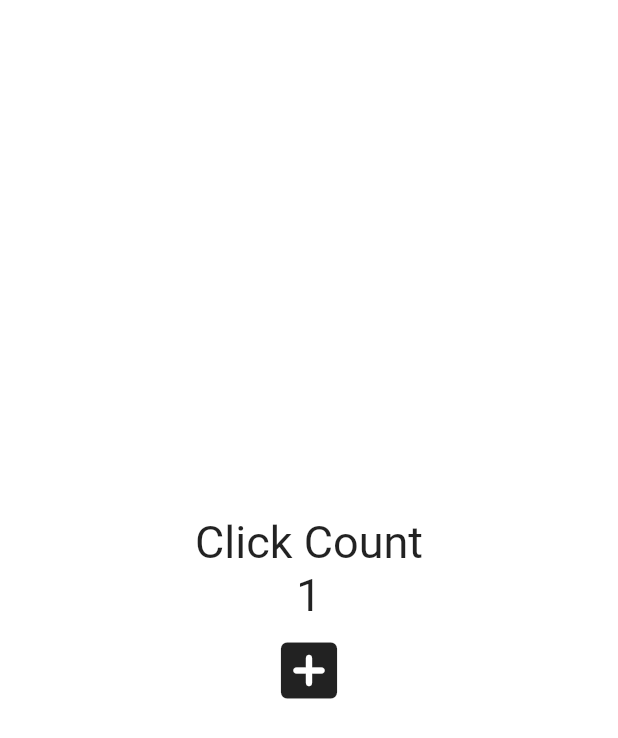
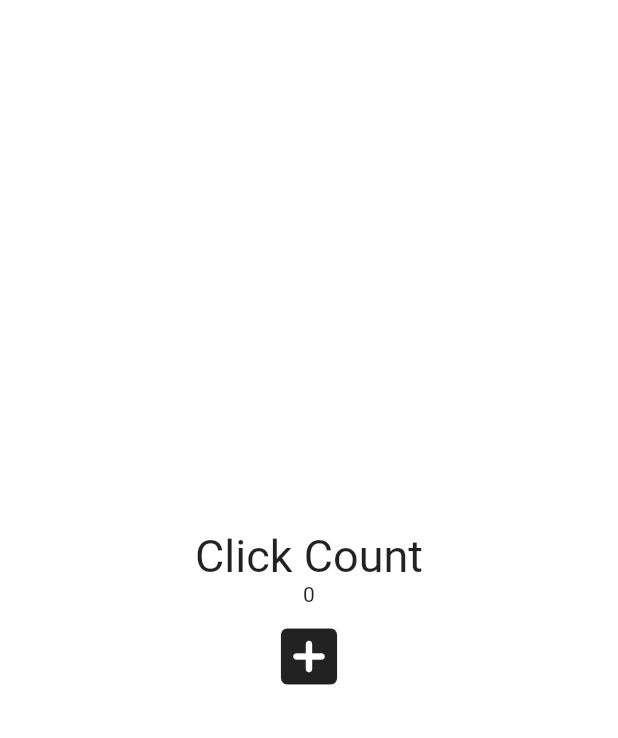
Before and after one commit to roy656/ssoontoon, a Flutter app: the screen it shows after launch, after a tap on the "add box" icon, on a phone screen of 412 x 824 dp. Shown: the top 738 px of the screen. Run offline on Flutter 3.47's test engine with Material 2 defaults, Android fonts, the phone set to English and light mode, and no system bars.

Commit message:
setState of StatefulWidget

```diff
--- a/lib/main.dart
+++ b/lib/main.dart
@@ -10,11 +10,11 @@ class App extends StatefulWidget {
 }
 
 class _AppState extends State<App> {
-  int counter = 0;
+  List<int> numbers = [];
 
   void onClicked() {
     setState(() {
-      counter += 1;
+      numbers.add(numbers.length);
     });
   }
 
@@ -31,10 +31,7 @@ class _AppState extends State<App> {
                 'Click Count',
                 style: TextStyle(fontSize: 30),
               ),
-              Text(
-                '$counter',
-                style: const TextStyle(fontSize: 30),
-              ),
+              for (var n in numbers) Text('$n'),
               IconButton(
                 iconSize: 50,
                 onPressed: onClicked,
```
